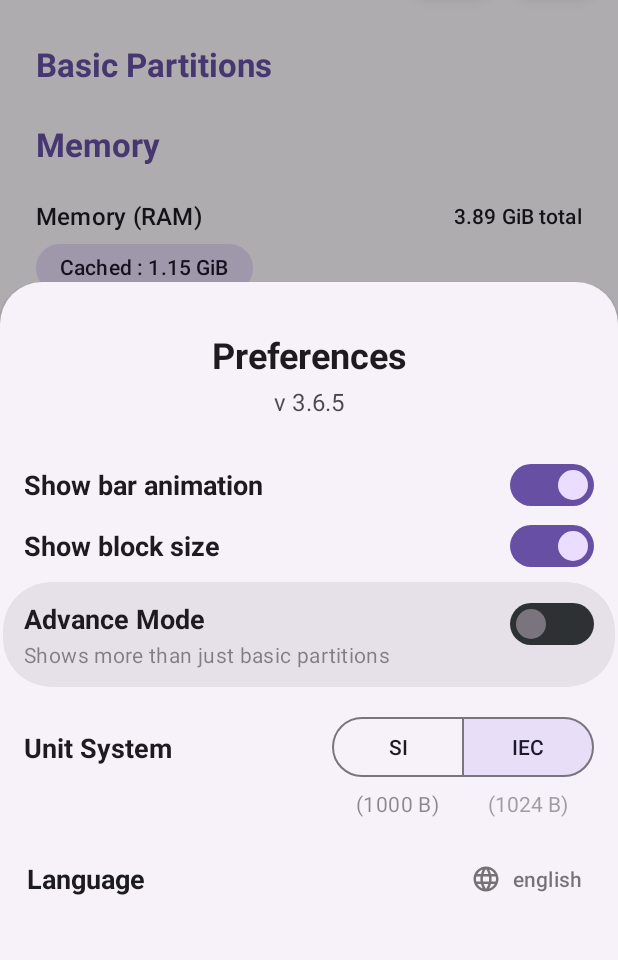
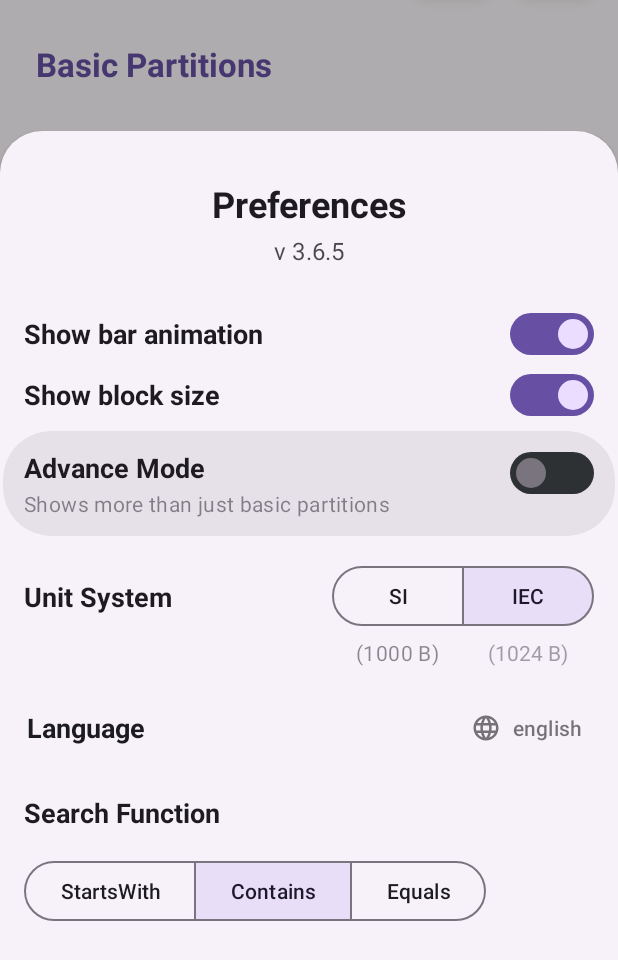
Before and after one commit to DrHowdyDoo/DiskInfo, an Android app: the fragment SettingsBottomSheet placed in its activity, on a phone screen of 412 x 824 dp, the part 276-1236 px from its top. Run offline under Robolectric (Android 15) with nearby library versions, the phone set to English and light mode, and no system bars; libraries missing offline, so code that uses them is left out: me.zhanghai.android; 5 statements that could not run were skipped.

Commit message:
- Added search function settings in preferences

```diff
--- a/app/src/main/java/com/drhowdydoo/diskinfo/MainActivity.java
+++ b/app/src/main/java/com/drhowdydoo/diskinfo/MainActivity.java
@@ -347,16 +347,34 @@ public class MainActivity extends AppCompatActivity {
             recyclerViewAdapter.updateList(backupList);
         } else {
             ArrayList<Object> temp = new ArrayList<>();
+            int searchFx = sharedPref.getInt("DiskInfo.SearchFunction", 1);
             for (Object d : storeArrayList) {
                 if (d instanceof DataStore) {
                     if (text.contains(":")) {
                         String[] searchText = text.split(":");
                         if (searchText.length > 1) {
-                            if (searchWith(searchText[0], (DataStore) d).contains(searchText[1]))
-                                temp.add(d);
+                            if (searchFx == 0) {
+                                if (searchWith(searchText[0], (DataStore) d).startsWith(searchText[1]))
+                                    temp.add(d);
+                            } else if (searchFx == 1) {
+                                if (searchWith(searchText[0], (DataStore) d).contains(searchText[1]))
+                                    temp.add(d);
+                            } else {
+                                if (searchWith(searchText[0], (DataStore) d).equalsIgnoreCase(searchText[1]))
+                                    temp.add(d);
+                            }
+
                         }
                     } else {
-                        if (((DataStore) d).getMount_name().contains(text)) temp.add(d);
+                        if (searchFx == 0) {
+                            if (((DataStore) d).getMount_name().startsWith(text)) temp.add(d);
+                        } else if (searchFx == 1)
+                            if (((DataStore) d).getMount_name().contains(text)) temp.add(d);
+                            else {
+                                if (((DataStore) d).getMount_name().equalsIgnoreCase(text))
+                                    temp.add(d);
+                            }
+
                     }
                 }
             }
--- a/app/src/main/java/com/drhowdydoo/diskinfo/SettingsBottomSheet.java
+++ b/app/src/main/java/com/drhowdydoo/diskinfo/SettingsBottomSheet.java
@@ -24,7 +24,7 @@ import java.util.Locale;
 public class SettingsBottomSheet extends BottomSheetDialogFragment {
 
     private SwitchMaterial animation, blockSize, advanceMode;
-    private MaterialButtonToggleGroup unitToggle;
+    private MaterialButtonToggleGroup unitToggle, searchFunction;
     private TextView versionName, txtLanguage;
     private Button btnLanguage;
     private SharedPreferences sharedPref;
@@ -52,6 +52,7 @@ public class SettingsBottomSheet extends BottomSheetDialogFragment {
         advanceMode = v.findViewById(R.id.switchMaterial_advance_mode);
         unitToggle = v.findViewById(R.id.unitToggle);
         advModeCard = v.findViewById(R.id.card_view_advance_mode);
+        searchFunction = v.findViewById(R.id.search_function_toggle_group);
 
         versionName.setText("v " + BuildConfig.VERSION_NAME);
 
@@ -83,6 +84,11 @@ public class SettingsBottomSheet extends BottomSheetDialogFragment {
             useSI = false;
         }
 
+        int searchfx = sharedPref.getInt("DiskInfo.SearchFunction", 1);
+        if (searchfx == 0) searchFunction.check(R.id.btn_start_with);
+        if (searchfx == 1) searchFunction.check(R.id.btn_contains);
+        if (searchfx == 2) searchFunction.check(R.id.btn_equals);
+
         isCheckedPreviously = blockSize.isChecked();
         advanceModeOn = advanceMode.isChecked();
 
@@ -109,6 +115,18 @@ public class SettingsBottomSheet extends BottomSheetDialogFragment {
                 editor.putBoolean("useSI", false).apply();
             }
 
+        });
+
+        searchFunction.addOnButtonCheckedListener((group, checkedId, isChecked) -> {
+            if (checkedId == R.id.btn_start_with) {
+                editor.putInt("DiskInfo.SearchFunction", 0).apply();
+            }
+            if (checkedId == R.id.btn_contains) {
+                editor.putInt("DiskInfo.SearchFunction", 1).apply();
+            }
+            if (checkedId == R.id.btn_equals) {
+                editor.putInt("DiskInfo.SearchFunction", 2).apply();
+            }
         });
 
 
--- a/app/src/main/res/layout/settings_bottom_sheet_layout.xml
+++ b/app/src/main/res/layout/settings_bottom_sheet_layout.xml
@@ -256,6 +256,57 @@
             app:layout_constraintStart_toStartOf="parent"
             app:layout_constraintTop_toBottomOf="@+id/unit_label_layout" />
 
+        <TextView
+            android:id="@+id/txt_search_function_label"
+            android:layout_width="wrap_content"
+            android:layout_height="wrap_content"
+            android:text="@string/search_function"
+            android:layout_marginTop="12dp"
+            android:textAppearance="?attr/textAppearanceTitleLarge"
+            android:textSize="18sp"
+            android:textStyle="bold"
+            app:layout_constraintStart_toStartOf="@+id/txtView_unit"
+            app:layout_constraintTop_toBottomOf="@+id/btn_language" />
+
+
+        <com.google.android.material.button.MaterialButtonToggleGroup
+            android:id="@+id/search_function_toggle_group"
+            android:layout_width="0dp"
+            android:layout_height="wrap_content"
+            android:layout_marginTop="16dp"
+            android:layout_marginStart="16dp"
+            android:layout_marginEnd="16dp"
+            app:layout_constraintEnd_toEndOf="parent"
+            app:layout_constraintStart_toStartOf="parent"
+            app:layout_constraintTop_toBottomOf="@+id/txt_search_function_label"
+            app:selectionRequired="true"
+            app:singleSelection="true">
+
+            <Button
+                android:id="@+id/btn_start_with"
+                style="?attr/materialButtonOutlinedStyle"
+                android:layout_width="wrap_content"
+                android:layout_height="wrap_content"
+                android:gravity="center"
+                android:text="@string/startswith" />
+
+            <Button
+                android:id="@+id/btn_contains"
+                style="?attr/materialButtonOutlinedStyle"
+                android:layout_width="wrap_content"
+                android:layout_height="wrap_content"
+                android:gravity="center"
+                android:text="@string/contains" />
+
+            <Button
+                android:id="@+id/btn_equals"
+                style="?attr/materialButtonOutlinedStyle"
+                android:layout_width="wrap_content"
+                android:layout_height="wrap_content"
+                android:gravity="center"
+                android:text="@string/equals" />
+        </com.google.android.material.button.MaterialButtonToggleGroup>
+
 
     </androidx.constraintlayout.widget.ConstraintLayout>
 
--- a/app/src/main/res/values/strings.xml
+++ b/app/src/main/res/values/strings.xml
@@ -58,4 +58,8 @@
     <string name="language">Language</string>
     <string name="select_language">Select language</string>
     <string name="language_help_text">Feel free to help me translate this app in your language or improve existing one.\n Drop a mail at drhowdydoo@gmail.com</string>
+    <string name="search_function">Search Function</string>
+    <string name="startswith">StartsWith</string>
+    <string name="contains">Contains</string>
+    <string name="equals">Equals</string>
 </resources>
```
Also changed, not shown: 7 other files. Lines whose indentation alone changed are shown as unchanged.
